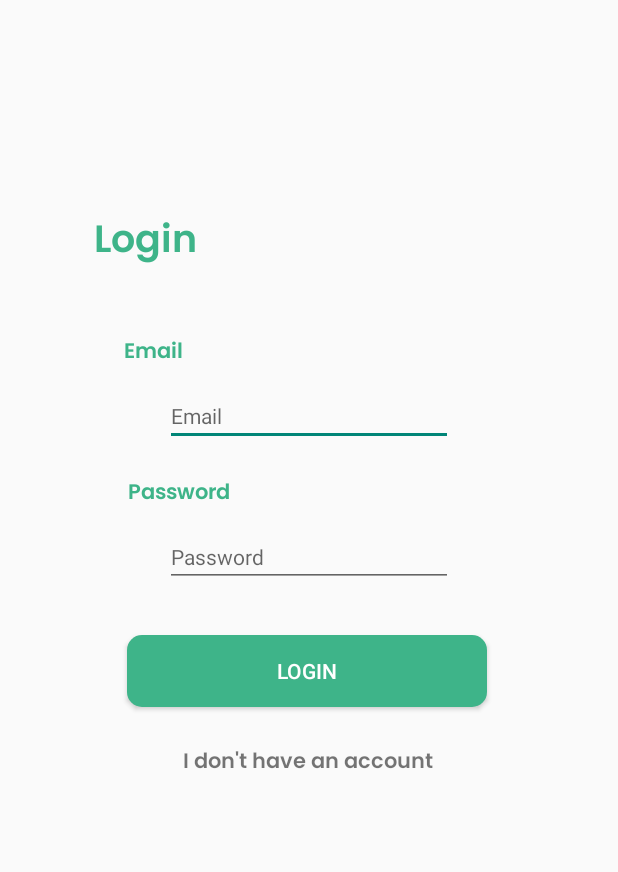
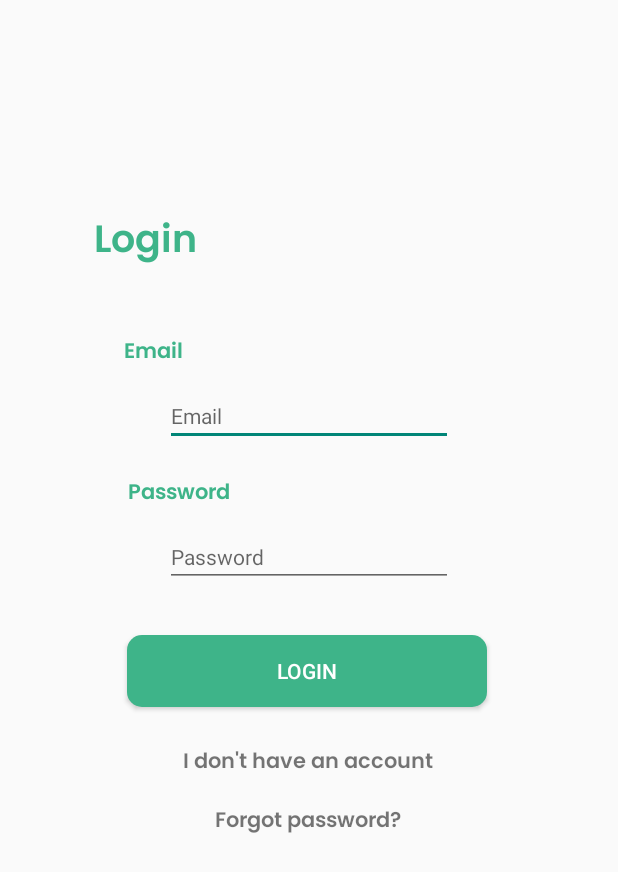
Before and after one commit to cheekeong1002/FYP, an Android app: the screen it shows after launch (LoginActivity), on a phone screen of 412 x 824 dp. Shown: the top 872 px of the screen. Run offline under Robolectric (Android 15) with nearby library versions, the phone set to English and light mode, and no system bars; our stand-ins replace Firebase (no records; nobody signed in at launch, a user with empty details on screens opened directly).

Commit message:
Added password reset feature

```diff
--- a/app/src/main/java/com/example/fypmock/LoginActivity.java
+++ b/app/src/main/java/com/example/fypmock/LoginActivity.java
@@ -24,7 +24,7 @@ public class LoginActivity extends AppCompatActivity implements View.OnClickList
 
     private FirebaseAuth mAuth;
     private EditText met_email, met_password;
-    private TextView mtv_toRegister;
+    private TextView mtv_toRegister, mtv_forgotPassword;
     private Button login_btn;
     private ProgressBar mProgressBar;
 
@@ -43,6 +43,9 @@ public class LoginActivity extends AppCompatActivity implements View.OnClickList
         mtv_toRegister = findViewById(R.id.tv_toRegister);
         mtv_toRegister.setOnClickListener(this);
 
+        mtv_forgotPassword = findViewById(R.id.tv_forgotPassword);
+        mtv_forgotPassword.setOnClickListener(this);
+
         login_btn = findViewById(R.id.btn_login);
         login_btn.setOnClickListener(this);
 
@@ -53,11 +56,19 @@ public class LoginActivity extends AppCompatActivity implements View.OnClickList
 
     @Override
     public void onClick(View v) {
+        Intent intent;
+
         switch (v.getId()){
-            case R.id.tv_toRegister:
-                Intent intent = new Intent(LoginActivity.this, RegisterActivity.class);
+            case R.id.tv_forgotPassword:
+                intent = new Intent(LoginActivity.this, ForgotPasswordActivity.class);
                 startActivity(intent);
                 break;
+
+            case R.id.tv_toRegister:
+                intent = new Intent(LoginActivity.this, RegisterActivity.class);
+                startActivity(intent);
+                break;
+
             case R.id.btn_login:
                 loginUser();
         }
--- a/app/src/main/res/layout/activity_login.xml
+++ b/app/src/main/res/layout/activity_login.xml
@@ -5,7 +5,6 @@
     android:layout_width="match_parent"
     android:layout_height="match_parent"
     tools:context=".LoginActivity">
-
 
     <Button
         android:id="@+id/btn_login"
@@ -102,6 +101,19 @@
         app:layout_constraintStart_toStartOf="parent"
         app:layout_constraintTop_toBottomOf="@+id/btn_login" />
 
+    <TextView
+        android:id="@+id/tv_forgotPassword"
+        android:layout_width="wrap_content"
+        android:layout_height="wrap_content"
+        android:layout_marginTop="15dp"
+        android:text="@string/forgot_password"
+        android:fontFamily="@font/poppins_semibold"
+        android:textSize="14sp"
+        app:layout_constraintEnd_toEndOf="parent"
+        app:layout_constraintHorizontal_bias="0.498"
+        app:layout_constraintStart_toStartOf="parent"
+        app:layout_constraintTop_toBottomOf="@+id/tv_toRegister" />
+
     <ProgressBar
         android:visibility="gone"
         android:id="@+id/progressBar"
--- a/app/src/main/res/values/strings.xml
+++ b/app/src/main/res/values/strings.xml
@@ -33,4 +33,6 @@
     <string name="poi_order">Order to visit all POI(s): </string>
     <string name="order_of_poi">Order of POI</string>
     <string name="add_more_poi">Add More POI</string>
+    <string name="forgot_password">Forgot password?</string>
+    <string name="reset_password">Reset Password</string>
 </resources>
```
Also changed, not shown: app/src/main/AndroidManifest.xml (+28 -27 lines), app/src/main/java/com/example/fypmock/ForgotPasswordActivity.java (added, +75 -0 lines), app/src/main/res/layout/activity_forgot_password.xml (added, +74 -0 lines).
